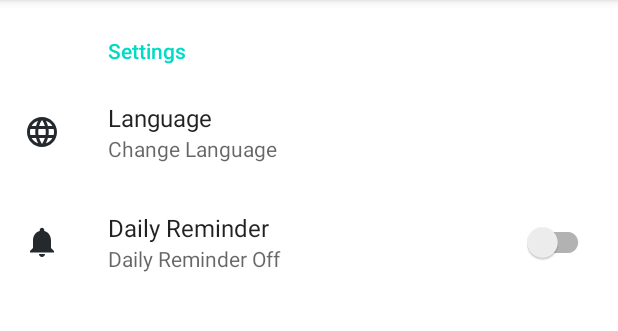
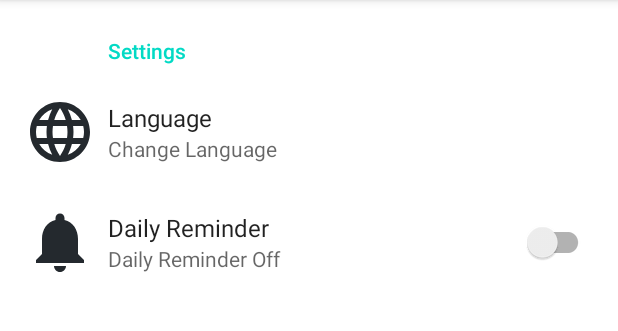
Before and after one commit to CandraJengger/GithubUserApp, an Android app: the fragment MySettingPreference shown on its own in the app's theme, on a phone screen of 412 x 824 dp, the part 84-415 px from its top. Run offline under Robolectric (Android 15) with nearby library versions, the phone set to English and light mode, and no system bars; our stand-ins replace androidx.preference; 1 statement that could not run was skipped.

```diff
--- a/app/src/main/java/com/jengger/githubuserapp/fragments/SettingFragment.kt
+++ b/app/src/main/java/com/jengger/githubuserapp/fragments/SettingFragment.kt
@@ -24,8 +24,5 @@ class SettingFragment : DialogFragment() {
         return inflater.inflate(R.layout.fragment_setting, container, false)
     }
 
-    override fun onViewCreated(view: View, savedInstanceState: Bundle?) {
-        super.onViewCreated(view, savedInstanceState)
 
-    }
 }
--- a/app/src/main/java/com/jengger/githubuserapp/utils/MySettingPreference.kt
+++ b/app/src/main/java/com/jengger/githubuserapp/utils/MySettingPreference.kt
@@ -1,12 +1,62 @@
 package com.jengger.githubuserapp.utils
 
+import android.content.SharedPreferences
 import android.os.Bundle
 import androidx.preference.PreferenceFragmentCompat
+import androidx.preference.PreferenceManager
+import androidx.preference.SwitchPreferenceCompat
 import com.jengger.githubuserapp.R
 
 
-class MySettingPreference : PreferenceFragmentCompat() {
+class MySettingPreference : PreferenceFragmentCompat(), SharedPreferences.OnSharedPreferenceChangeListener {
+
+    private lateinit var switchReminderPreference : SwitchPreferenceCompat
+    private lateinit var alarmReminder: AlarmReminder
+    private lateinit var reminder: String
+
     override fun onCreatePreferences(savedInstanceState: Bundle?, rootKey: String?) {
-       addPreferencesFromResource(R.xml.settings_preference)
+        addPreferencesFromResource(R.xml.settings_preference)
+
+        alarmReminder = AlarmReminder()
+
+        reminder = getString(R.string.reminder_key)
+        switchReminderPreference = findPreference<SwitchPreferenceCompat>(reminder) as SwitchPreferenceCompat
+
+        val sharedPreference = preferenceManager.sharedPreferences
+        switchReminderPreference.isChecked = sharedPreference.getBoolean(reminder, false)
+    }
+
+    override fun onSharedPreferenceChanged(sharedPreferences: SharedPreferences?, key: String?) {
+        if (key == reminder) {
+            if (sharedPreferences != null) {
+                switchReminderPreference.isChecked = sharedPreferences.getBoolean(reminder, false)
+            }
+        }
+
+        val state = PreferenceManager.getDefaultSharedPreferences(context).getBoolean(reminder, false)
+
+        setAlarmReminder(state)
+    }
+
+    override fun onResume() {
+        super.onResume()
+        preferenceScreen.sharedPreferences.registerOnSharedPreferenceChangeListener(this)
+    }
+
+    override fun onPause() {
+        super.onPause()
+        preferenceScreen.sharedPreferences.registerOnSharedPreferenceChangeListener(this)
+    }
+
+    private fun setAlarmReminder(state: Boolean) {
+        if (state) {
+            context?.let {
+                alarmReminder.setRepeatingReminder(it)
+            }
+        } else {
+            context?.let {
+                alarmReminder.cancelAlarm(it)
+            }
+        }
     }
 }
--- a/app/src/main/res/drawable/ic_language.xml
+++ b/app/src/main/res/drawable/ic_language.xml
@@ -1,5 +1,5 @@
-<vector android:height="24dp" android:tint="@color/colorDark"
+<vector android:height="48dp" android:tint="@color/colorDark"
     android:viewportHeight="24" android:viewportWidth="24"
-    android:width="24dp" xmlns:android="http://schemas.android.com/apk/res/android">
+    android:width="48dp" xmlns:android="http://schemas.android.com/apk/res/android">
     <path android:fillColor="@android:color/white" android:pathData="M11.99,2C6.47,2 2,6.48 2,12s4.47,10 9.99,10C17.52,22 22,17.52 22,12S17.52,2 11.99,2zM18.92,8h-2.95c-0.32,-1.25 -0.78,-2.45 -1.38,-3.56 1.84,0.63 3.37,1.91 4.33,3.56zM12,4.04c0.83,1.2 1.48,2.53 1.91,3.96h-3.82c0.43,-1.43 1.08,-2.76 1.91,-3.96zM4.26,14C4.1,13.36 4,12.69 4,12s0.1,-1.36 0.26,-2h3.38c-0.08,0.66 -0.14,1.32 -0.14,2 0,0.68 0.06,1.34 0.14,2L4.26,14zM5.08,16h2.95c0.32,1.25 0.78,2.45 1.38,3.56 -1.84,-0.63 -3.37,-1.9 -4.33,-3.56zM8.03,8L5.08,8c0.96,-1.66 2.49,-2.93 4.33,-3.56C8.81,5.55 8.35,6.75 8.03,8zM12,19.96c-0.83,-1.2 -1.48,-2.53 -1.91,-3.96h3.82c-0.43,1.43 -1.08,2.76 -1.91,3.96zM14.34,14L9.66,14c-0.09,-0.66 -0.16,-1.32 -0.16,-2 0,-0.68 0.07,-1.35 0.16,-2h4.68c0.09,0.65 0.16,1.32 0.16,2 0,0.68 -0.07,1.34 -0.16,2zM14.59,19.56c0.6,-1.11 1.06,-2.31 1.38,-3.56h2.95c-0.96,1.65 -2.49,2.93 -4.33,3.56zM16.36,14c0.08,-0.66 0.14,-1.32 0.14,-2 0,-0.68 -0.06,-1.34 -0.14,-2h3.38c0.16,0.64 0.26,1.31 0.26,2s-0.1,1.36 -0.26,2h-3.38z"/>
 </vector>
--- a/app/src/main/res/drawable/ic_notifications.xml
+++ b/app/src/main/res/drawable/ic_notifications.xml
@@ -1,5 +1,5 @@
-<vector android:height="24dp" android:tint="@color/colorDark"
+<vector android:height="48dp" android:tint="@color/colorDark"
     android:viewportHeight="24" android:viewportWidth="24"
-    android:width="24dp" xmlns:android="http://schemas.android.com/apk/res/android">
+    android:width="48dp" xmlns:android="http://schemas.android.com/apk/res/android">
     <path android:fillColor="@android:color/white" android:pathData="M12,22c1.1,0 2,-0.9 2,-2h-4c0,1.1 0.89,2 2,2zM18,16v-5c0,-3.07 -1.64,-5.64 -4.5,-6.32L13.5,4c0,-0.83 -0.67,-1.5 -1.5,-1.5s-1.5,0.67 -1.5,1.5v0.68C7.63,5.36 6,7.92 6,11v5l-2,2v1h16v-1l-2,-2z"/>
 </vector>
--- a/app/src/main/res/values/strings.xml
+++ b/app/src/main/res/values/strings.xml
@@ -39,7 +39,7 @@
     <string name="reminder">Daily Reminder</string>
     <string name="reminder_on">Daily Reminder On</string>
     <string name="reminder_off">Daily Reminder Off</string>
-    <string name="reminder_title">Github User Waiting For You</string>
+    <string name="reminder_title">Github User</string>
     <string name="reminder_message">Find Your Favorite User Now!</string>
     <string name="reminder_key" translatable="false">Reminder</string>
 </resources>
--- a/app/src/main/res/xml/settings_preference.xml
+++ b/app/src/main/res/xml/settings_preference.xml
@@ -2,7 +2,7 @@
 <PreferenceScreen xmlns:android="http://schemas.android.com/apk/res/android"
     xmlns:app="http://schemas.android.com/apk/res-auto">
 
-    <PreferenceCategory app:title="@string/settings">
+    <PreferenceCategory app:title="@string/settings" >
 
         <Preference
             android:icon="@drawable/ic_language"
```
Also changed, not shown: app/src/main/AndroidManifest.xml (+8 -1 lines), app/src/main/java/com/jengger/githubuserapp/utils/AlarmReminder.kt (added, +91 -0 lines), 1 other file.
